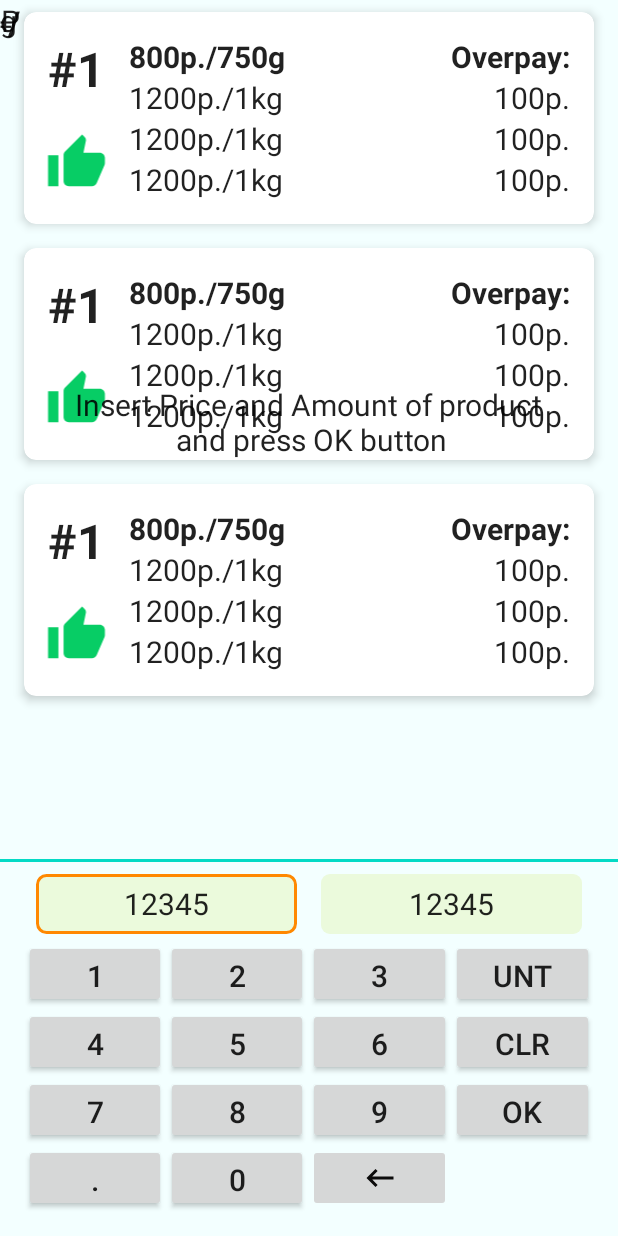
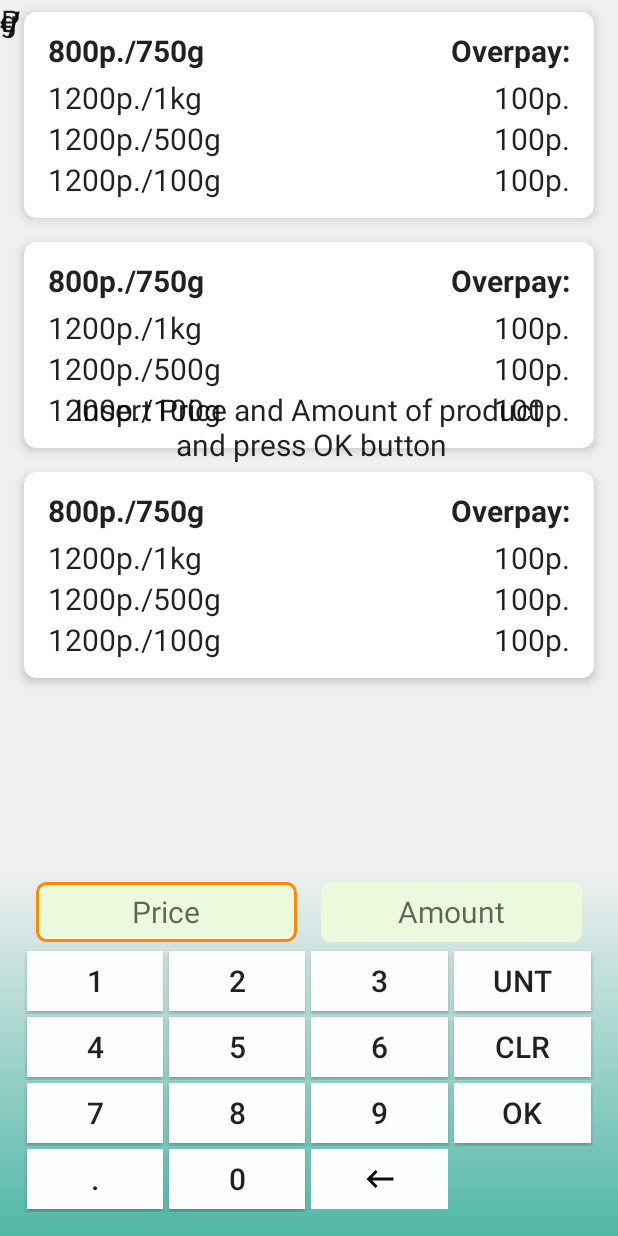
Before and after one commit to quant323/shopping_helper, an Android app: the layout activity_main.xml on its own in the app's theme, with its tools: preview values and no code run, on a phone screen of 412 x 824 dp. Run offline under Robolectric (Android 15) with nearby library versions, the phone set to English and light mode, and no system bars.

Commit message:
Experiments with cards

```diff
--- a/app/src/main/java/com/stanislav_xyz/shopping_converter_v1/ui/ProductAdapter.kt
+++ b/app/src/main/java/com/stanislav_xyz/shopping_converter_v1/ui/ProductAdapter.kt
@@ -16,7 +16,7 @@ class ProductAdapter : RecyclerView.Adapter<ProductAdapter.ProductViewHolder>()
     private var productList = emptyList<Product>()
 
     override fun onCreateViewHolder(parent: ViewGroup, viewType: Int): ProductViewHolder {
-        val view = LayoutInflater.from(parent.context).inflate(R.layout.product_item, parent, false)
+        val view = LayoutInflater.from(parent.context).inflate(R.layout.product_item2, parent, false)
         return ProductViewHolder(view)
     }
 
--- a/app/src/main/res/drawable/keyboard_background.xml
+++ b/app/src/main/res/drawable/keyboard_background.xml
@@ -2,7 +2,7 @@
     android:shape="rectangle">
     <gradient
         android:angle="90"
-        android:startColor="#000000"
-        android:endColor="#C4FFFFFF"
+        android:startColor="@color/colorPrimaryLight"
+        android:endColor="@color/colorBackgroundMain"
         android:type="linear" />
 </shape>
--- a/app/src/main/res/layout/activity_main.xml
+++ b/app/src/main/res/layout/activity_main.xml
@@ -11,27 +11,26 @@
         android:id="@+id/recycler_vew"
         android:layout_width="match_parent"
         android:layout_height="0dp"
+        android:layout_marginBottom="8dp"
         android:paddingLeft="8dp"
         android:paddingRight="8dp"
         app:layoutManager="androidx.recyclerview.widget.LinearLayoutManager"
-        app:layout_constraintBottom_toTopOf="@+id/horizontal_divider"
+        app:layout_constraintBottom_toTopOf="@+id/txt_price"
         app:layout_constraintEnd_toEndOf="parent"
         app:layout_constraintHorizontal_bias="0.0"
         app:layout_constraintStart_toStartOf="parent"
         app:layout_constraintTop_toTopOf="parent"
-        app:layout_constraintVertical_bias="0.0"
-        tools:listitem="@layout/product_item" />
+        tools:listitem="@layout/product_item2" />
 
     <View
         android:id="@+id/horizontal_divider"
         android:layout_width="match_parent"
-        android:layout_height="2dp"
-        android:layout_marginBottom="8dp"
-        android:background="@color/colorAccent"
-        app:layout_constraintBottom_toTopOf="@+id/txt_price"
+        android:layout_height="0dp"
+        android:background="@drawable/keyboard_background"
+        app:layout_constraintBottom_toBottomOf="parent"
         app:layout_constraintEnd_toEndOf="parent"
-        app:layout_constraintHorizontal_bias="1.0"
-        app:layout_constraintStart_toStartOf="parent" />
+        app:layout_constraintStart_toStartOf="parent"
+        app:layout_constraintTop_toBottomOf="@+id/recycler_vew" />
 
     <LinearLayout
         android:id="@+id/linear_layout"
@@ -150,6 +149,7 @@
             <View
                 android:layout_width="0dp"
                 android:layout_height="0dp"
+                android:layout_margin="2dp"
                 android:layout_weight="1" />
 
 
@@ -168,11 +168,11 @@
         android:layout_marginBottom="4dp"
         android:background="@drawable/selected_txt_back"
         android:gravity="center"
-        android:text="0"
+        android:hint="Price"
         app:layout_constraintBottom_toTopOf="@+id/linear_layout"
         app:layout_constraintEnd_toStartOf="@+id/guideline"
         app:layout_constraintStart_toStartOf="@+id/linear_layout"
-        tools:text="12345" />
+        />
 
     <TextView
         android:id="@+id/txt_currency"
@@ -196,18 +196,18 @@
         android:layout_height="@dimen/value_txt_height"
         android:layout_marginStart="8dp"
         android:layout_marginEnd="8dp"
+        android:background="@drawable/unselected_txt_back"
         android:clickable="true"
         android:focusable="true"
-        android:text="0"
-        android:background="@drawable/unselected_txt_back"
         android:gravity="center"
+        android:hint="Amount"
         android:textAlignment="center"
         android:textColor="?android:textColorPrimary"
         android:textSize="@dimen/normal_text_size"
         app:layout_constraintEnd_toEndOf="@+id/linear_layout"
         app:layout_constraintStart_toStartOf="@+id/guideline"
         app:layout_constraintTop_toTopOf="@+id/txt_price"
-        tools:text="12345" />
+         />
 
     <TextView
         android:id="@+id/txt_measure_unit"
--- a/app/src/main/res/layout/product_item.xml
+++ b/app/src/main/res/layout/product_item2.xml
@@ -19,8 +19,9 @@
                 <TextView
                     android:id="@+id/item_number"
                     style="@style/text_style"
+                    android:layout_height="1dp"
+                    android:width="1dp"
                     android:layout_marginStart="16dp"
-
                     android:textSize="@dimen/large_text_size"
                     android:textStyle="bold"
                     app:layout_constraintStart_toStartOf="parent"
@@ -30,13 +31,11 @@
         <TextView
             android:id="@+id/item_cur_price"
             style="@style/text_style"
-            android:layout_width="0dp"
+            android:layout_width="wrap_content"
             android:layout_marginStart="16dp"
-            android:layout_marginTop="16dp"
+            android:layout_marginTop="12dp"
             android:textStyle="bold"
-            app:layout_constraintEnd_toStartOf="@+id/guideline"
-            app:layout_constraintHorizontal_bias="0.0"
-            app:layout_constraintStart_toEndOf="@+id/item_number"
+            app:layout_constraintStart_toStartOf="parent"
             app:layout_constraintTop_toTopOf="parent"
             tools:text="800p./750g" />
 
@@ -44,34 +43,33 @@
             android:id="@+id/item_price_per_one"
             style="@style/text_style"
             android:layout_width="0dp"
+            android:layout_marginStart="16dp"
+            android:layout_marginTop="4dp"
             app:layout_constraintEnd_toStartOf="@+id/guideline"
-            app:layout_constraintHorizontal_bias="0.0"
-            app:layout_constraintStart_toStartOf="@+id/item_cur_price"
+            app:layout_constraintStart_toStartOf="parent"
             app:layout_constraintTop_toBottomOf="@+id/item_cur_price"
             tools:text="1200p./1kg" />
 
         <TextView
             android:id="@+id/item_price_per_half"
             style="@style/text_style"
+
             android:layout_width="0dp"
             app:layout_constraintEnd_toStartOf="@+id/guideline"
-            app:layout_constraintHorizontal_bias="0.0"
-            app:layout_constraintStart_toStartOf="@+id/item_cur_price"
+            app:layout_constraintStart_toStartOf="@+id/item_price_per_one"
             app:layout_constraintTop_toBottomOf="@+id/item_price_per_one"
-            tools:text="1200p./1kg" />
+            tools:text="1200p./500g" />
 
         <TextView
             android:id="@+id/item_price_per_one_tenth"
             style="@style/text_style"
             android:layout_width="0dp"
-            android:layout_marginBottom="16dp"
+            android:layout_marginBottom="12dp"
             app:layout_constraintBottom_toBottomOf="parent"
             app:layout_constraintEnd_toStartOf="@+id/guideline"
-            app:layout_constraintHorizontal_bias="0.0"
-            app:layout_constraintStart_toStartOf="@+id/item_cur_price"
+            app:layout_constraintStart_toStartOf="@+id/item_price_per_half"
             app:layout_constraintTop_toBottomOf="@+id/item_price_per_half"
-            app:layout_constraintVertical_bias="0.0"
-            tools:text="1200p./1kg" />
+            tools:text="1200p./100g" />
 
                 <TextView
                     android:id="@+id/item_dif_title"
@@ -86,11 +84,11 @@
             android:id="@+id/item_dif_per_one"
             style="@style/text_style"
             android:layout_width="0dp"
+            android:layout_marginEnd="16dp"
             android:textAlignment="textEnd"
-            app:layout_constraintEnd_toEndOf="@+id/item_dif_title"
-            app:layout_constraintHorizontal_bias="1.0"
-            app:layout_constraintStart_toStartOf="@+id/guideline"
-            app:layout_constraintTop_toBottomOf="@+id/item_cur_price"
+            app:layout_constraintEnd_toEndOf="parent"
+            app:layout_constraintStart_toEndOf="@+id/item_price_per_one"
+            app:layout_constraintTop_toTopOf="@+id/item_price_per_one"
             tools:text="100p." />
 
         <TextView
@@ -99,9 +97,8 @@
             android:layout_width="0dp"
             android:textAlignment="textEnd"
             app:layout_constraintEnd_toEndOf="@+id/item_dif_per_one"
-            app:layout_constraintHorizontal_bias="1.0"
-            app:layout_constraintStart_toStartOf="@+id/guideline"
-            app:layout_constraintTop_toBottomOf="@+id/item_price_per_one"
+            app:layout_constraintStart_toEndOf="@+id/item_price_per_half"
+            app:layout_constraintTop_toTopOf="@+id/item_price_per_half"
             tools:text="100p." />
 
         <TextView
@@ -110,19 +107,15 @@
             android:layout_width="0dp"
             android:textAlignment="textEnd"
             app:layout_constraintEnd_toEndOf="@+id/item_dif_per_half"
-            app:layout_constraintHorizontal_bias="1.0"
-            app:layout_constraintStart_toStartOf="@+id/guideline"
-            app:layout_constraintTop_toBottomOf="@+id/item_price_per_half"
+            app:layout_constraintStart_toEndOf="@+id/item_price_per_one_tenth"
+            app:layout_constraintTop_toTopOf="@+id/item_price_per_one_tenth"
             tools:text="100p." />
 
                 <ImageView
                     android:id="@+id/item_thumb"
-            android:layout_width="47dp"
-            android:layout_height="41dp"
+                    android:layout_width="1dp"
+                    android:layout_height="1dp"
                     android:layout_marginBottom="4dp"
-            app:layout_constraintBottom_toBottomOf="@+id/item_price_per_one_tenth"
-            app:layout_constraintEnd_toEndOf="@+id/item_number"
-            app:layout_constraintStart_toStartOf="@+id/item_number"
                     app:srcCompat="@drawable/ic_thumb_up" />
 
         <androidx.constraintlayout.widget.Guideline
@@ -130,7 +123,7 @@
             android:layout_width="wrap_content"
             android:layout_height="wrap_content"
             android:orientation="vertical"
-            app:layout_constraintGuide_percent="0.65" />
+            app:layout_constraintGuide_percent="0.6" />
 
     </androidx.constraintlayout.widget.ConstraintLayout>
 
--- a/app/src/main/res/values/colors.xml
+++ b/app/src/main/res/values/colors.xml
@@ -4,11 +4,11 @@
     <color name="colorPrimaryDark">#00594c</color>
     <color name="colorPrimaryLight">#50b7a7</color>
 
-    <color name="colorAccent">#03DAC5</color>
+    <color name="colorAccent">#EBFADC</color>
     <color name="colorAccentDark">#3F5C58</color>
     <color name="colorAccentLight">#519494</color>
 
-    <color name="colorBackgroundMain">#f3ffff</color>
+    <color name="colorBackgroundMain">#f0f0f0</color>
     <color name="colorBackgroundCard">#fcfeff</color>
     <color name="colorImageGood">#07CD65</color>
     <color name="colorImageBad">#d32d41</color>
--- a/app/src/main/res/values/dimens.xml
+++ b/app/src/main/res/values/dimens.xml
@@ -1,7 +1,7 @@
 <?xml version="1.0" encoding="utf-8"?>
 <resources>
     <dimen name="btn_width">80dp</dimen>
-    <dimen name="btn_height">45dp</dimen>
+    <dimen name="btn_height">40dp</dimen>
     <dimen name="normal_text_size">20sp</dimen>
     <dimen name="large_text_size">32sp</dimen>
     <dimen name="value_txt_height">40dp</dimen>
--- a/app/src/main/res/values/styles.xml
+++ b/app/src/main/res/values/styles.xml
@@ -12,6 +12,8 @@
         <item name="android:layout_height">@dimen/btn_height</item>
         <item name="android:layout_weight">1</item>
         <item name="android:textSize">@dimen/normal_text_size</item>
+        <item name="android:background">@color/colorBackgroundCard</item>
+        <item name="android:layout_margin">2dp</item>
     </style>
 
     <style name="text_style">
```
Lines whose indentation alone changed are shown as unchanged.
